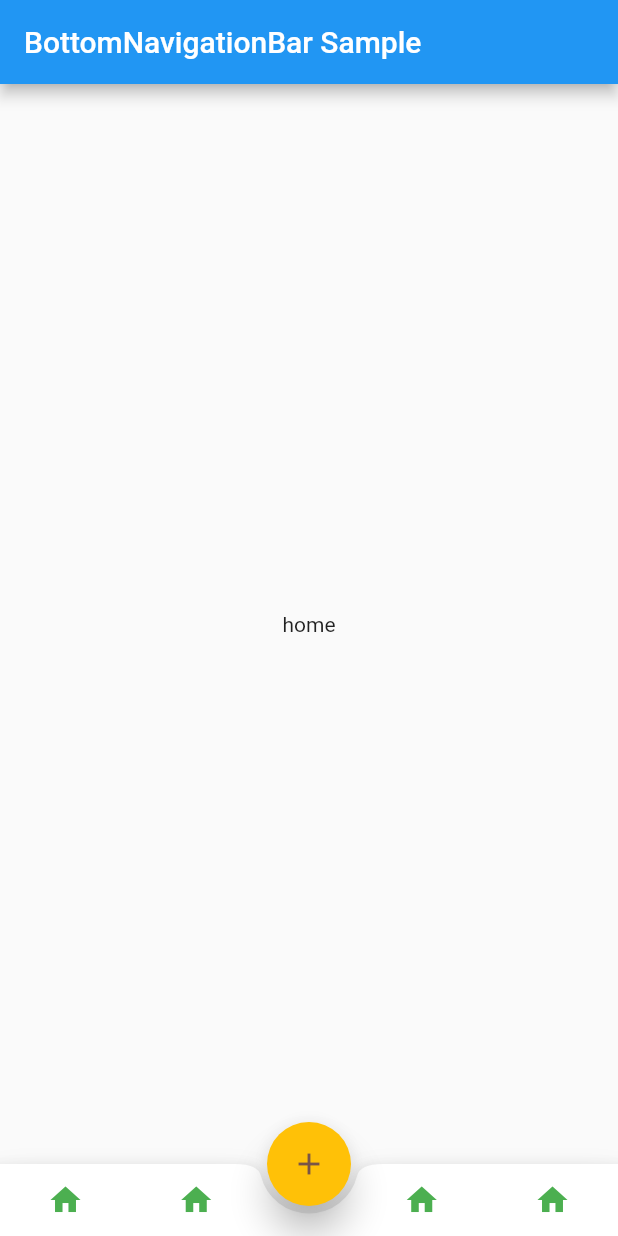
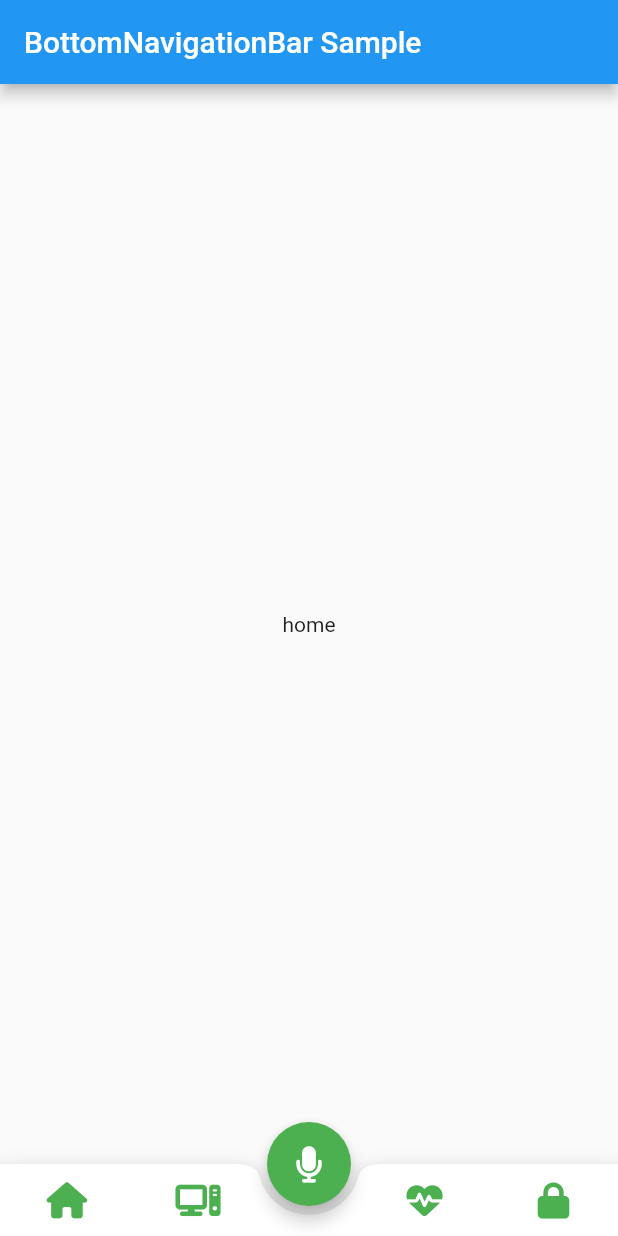
Before and after one commit to paulatalim/Iris, a Flutter app: the screen it shows after launch, on a phone screen of 412 x 824 dp. Run offline on Flutter 3.47's test engine with Material 2 defaults, Android fonts, the phone set to English and light mode, and no system bars; our stand-ins replace font_awesome_flutter.

Commit message:
configuracao de icones

```diff
--- a/lib/main.dart
+++ b/lib/main.dart
@@ -59,19 +59,20 @@ class _HomeState extends State<Home> {
       floatingActionButtonLocation: FloatingActionButtonLocation.centerDocked,
       floatingActionButton: FloatingActionButton(
         onPressed: () {},
-        child: const Icon(Icons.add),
-        backgroundColor: Colors.amber,
-        foregroundColor: Colors.brown,
-        elevation: 10,
+        child: const Icon(FontAwesomeIcons.microphone),
+        backgroundColor: Colors.green,
+        foregroundColor: Colors.white,
+        elevation: 5,
       ),
       bottomNavigationBar: BottomAppBar(
-          notchMargin: 5.0,
+          notchMargin: 6.0,
           shape: const CircularNotchedRectangle(),
           child: Row(
             mainAxisAlignment: MainAxisAlignment.spaceAround,
             children: [
               IconButton(
                 color: _iconColor1,
+                icon: const Icon(FontAwesomeIcons.house),
                 onPressed: () {
                   setState(() {
                     _currentIndex = 0;
@@ -81,10 +82,10 @@ class _HomeState extends State<Home> {
                     _iconColor4 = _iconColorNotPressed;
                   });
                 },
-                icon: const Icon(Icons.home),
               ),
               IconButton(
                 color: _iconColor2,
+                icon: const Icon(FontAwesomeIcons.computer),
                 onPressed: () {
                   setState(() {
                     _currentIndex = 1;
@@ -94,16 +95,16 @@ class _HomeState extends State<Home> {
                     _iconColor4 = _iconColorNotPressed;
                   });
                 },
-                icon: const Icon(Icons.home),
               ),
 
               //Espacamento entre icone e button action bar
               const SizedBox(
-                width: 24,
+                width: 30,
               ),
 
               IconButton(
                 color: _iconColor3,
+                icon: const Icon(FontAwesomeIcons.heartPulse),
                 onPressed: () {
                   setState(() {
                     _currentIndex = 2;
@@ -113,10 +114,10 @@ class _HomeState extends State<Home> {
                     _iconColor4 = _iconColorNotPressed;
                   });
                 },
-                icon: const Icon(Icons.home),
               ),
               IconButton(
                 color: _iconColor4,
+                icon: const Icon(FontAwesomeIcons.lock),
                 onPressed: () {
                   setState(() {
                     _currentIndex = 3;
@@ -126,7 +127,6 @@ class _HomeState extends State<Home> {
                     _iconColor3 = _iconColorNotPressed;
                   });
                 },
-                icon: const Icon(Icons.home),
               ),
             ],
           )),
```
